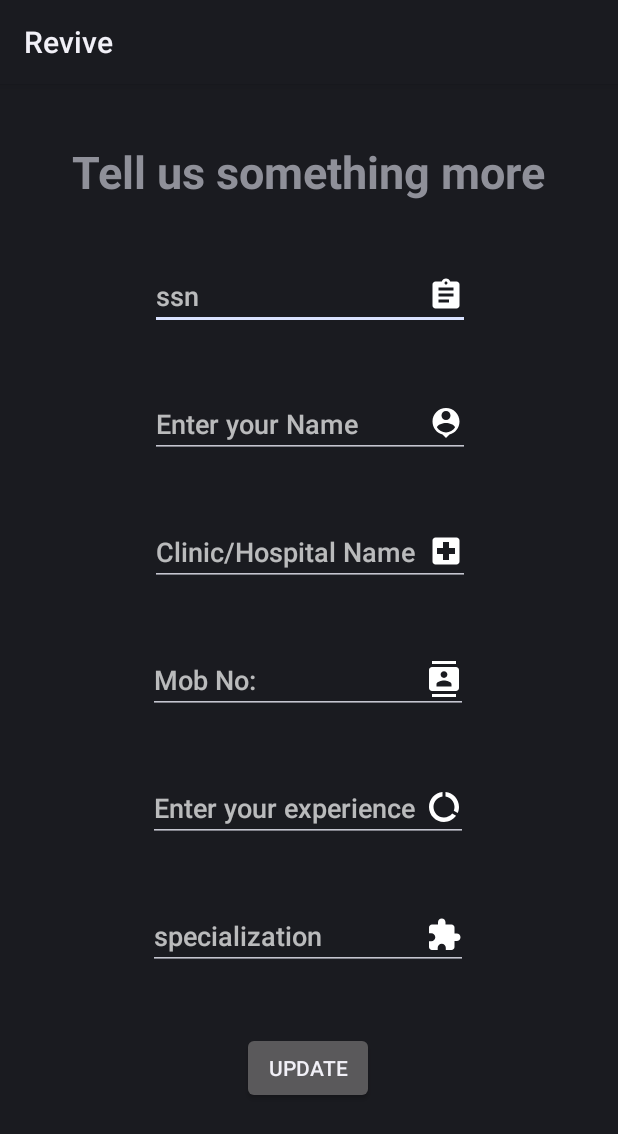
After one commit to vishnujsuresh/revive, an Android app: the layout activity_doc_add.xml on its own in the app's theme, with its tools: preview values and no code run, on a phone screen of 412 x 824 dp. The commit adds this screen. Shown: the top 1134 px of the screen. Run offline under Robolectric (Android 15) with nearby library versions, the phone set to English and light mode, and no system bars.

Commit message:
doc add ui

```diff
--- a/app/src/main/AndroidManifest.xml
+++ b/app/src/main/AndroidManifest.xml
@@ -9,7 +9,7 @@
         android:roundIcon="@mipmap/ic_launcher_round"
         android:supportsRtl="true"
         android:theme="@style/Theme.MyApplication">
-        <activity android:name=".docUpdate"></activity>
+        <activity android:name=".DocAdd"></activity>
         <activity android:name=".docSignup" />
         <activity android:name=".forgot" />
         <activity android:name=".welcome" />
--- /dev/null
+++ b/app/src/main/java/com/example/myapplication/DocAdd.kt
@@ -0,0 +1,11 @@
+package com.example.myapplication
+
+import androidx.appcompat.app.AppCompatActivity
+import android.os.Bundle
+
+class DocAdd : AppCompatActivity() {
+    override fun onCreate(savedInstanceState: Bundle?) {
+        super.onCreate(savedInstanceState)
+        setContentView(R.layout.activity_doc_add)
+    }
+}
--- a/app/src/main/java/com/example/myapplication/docSignup.kt
+++ b/app/src/main/java/com/example/myapplication/docSignup.kt
@@ -47,7 +47,7 @@ class docSignup : AppCompatActivity() {
                         val uid = user!!.uid
                         mDatabase.child(uid).child("Doc_Signup").setValue(dr_name)
                         Toast.makeText(this, "Hai ${dr_name} you are Successfully Registered", Toast.LENGTH_LONG).show()
-                        //startActivity(Intent(this,docUpdate::class.java))
+                        startActivity(Intent(this,DocAdd::class.java))
                         Toast.makeText(this,"update your profile", Toast.LENGTH_LONG).show()
                         finish()
 
--- /dev/null
+++ b/app/src/main/res/drawable/ic_baseline_local_hospital_24.xml
@@ -0,0 +1,10 @@
+<vector xmlns:android="http://schemas.android.com/apk/res/android"
+    android:width="24dp"
+    android:height="24dp"
+    android:viewportWidth="24"
+    android:viewportHeight="24"
+    android:tint="?attr/colorControlNormal">
+  <path
+      android:fillColor="@android:color/white"
+      android:pathData="M19,3L5,3c-1.1,0 -1.99,0.9 -1.99,2L3,19c0,1.1 0.9,2 2,2h14c1.1,0 2,-0.9 2,-2L21,5c0,-1.1 -0.9,-2 -2,-2zM18,14h-4v4h-4v-4L6,14v-4h4L10,6h4v4h4v4z"/>
+</vector>
--- /dev/null
+++ b/app/src/main/res/layout/activity_doc_add.xml
@@ -0,0 +1,122 @@
+<?xml version="1.0" encoding="utf-8"?>
+<androidx.constraintlayout.widget.ConstraintLayout xmlns:android="http://schemas.android.com/apk/res/android"
+    xmlns:app="http://schemas.android.com/apk/res-auto"
+    xmlns:tools="http://schemas.android.com/tools"
+    android:layout_width="match_parent"
+    android:layout_height="match_parent"
+    android:layout_gravity="center"
+    tools:context=".DocAdd">
+
+    <TextView
+        android:id="@+id/dr_add_tv"
+        android:layout_width="wrap_content"
+        android:layout_height="wrap_content"
+        android:text="Tell us something more"
+        android:textStyle="bold"
+        android:textSize="30sp"
+        app:layout_constraintBottom_toBottomOf="parent"
+        app:layout_constraintEnd_toEndOf="parent"
+        app:layout_constraintHorizontal_bias="0.494"
+        app:layout_constraintStart_toStartOf="parent"
+        app:layout_constraintTop_toTopOf="parent"
+        app:layout_constraintVertical_bias="0.052" />
+
+    <EditText
+        android:id="@+id/dr_aname"
+        android:layout_width="wrap_content"
+        android:layout_height="wrap_content"
+        android:layout_marginTop="40dp"
+        android:ems="10"
+        android:hint="ssn"
+        android:inputType="number"
+        android:drawableEnd="@drawable/ic_baseline_assignment_24"
+        app:layout_constraintEnd_toEndOf="parent"
+        app:layout_constraintHorizontal_bias="0.502"
+        app:layout_constraintStart_toStartOf="parent"
+        app:layout_constraintTop_toBottomOf="@+id/dr_add_tv" />
+
+    <EditText
+        android:id="@+id/dr_amail"
+        android:layout_width="wrap_content"
+        android:layout_height="wrap_content"
+        android:layout_marginTop="40dp"
+        android:ems="10"
+        android:hint="Enter your Name"
+        android:drawableEnd="@drawable/ic_baseline_person_pin_24"
+        android:inputType="textPersonName"
+        app:layout_constraintEnd_toEndOf="parent"
+        app:layout_constraintHorizontal_bias="0.502"
+        app:layout_constraintStart_toStartOf="parent"
+        app:layout_constraintTop_toBottomOf="@+id/dr_aname" />
+
+    <EditText
+        android:id="@+id/dr_apass"
+        android:layout_width="wrap_content"
+        android:layout_height="wrap_content"
+        android:layout_marginTop="40dp"
+        android:ems="10"
+        android:hint="Clinic/Hospital Name"
+        android:drawableEnd="@drawable/ic_baseline_local_hospital_24"
+        android:inputType="textPersonName"
+        app:layout_constraintEnd_toEndOf="parent"
+        app:layout_constraintHorizontal_bias="0.502"
+        app:layout_constraintStart_toStartOf="parent"
+        app:layout_constraintTop_toBottomOf="@+id/dr_amail" />
+
+    <EditText
+        android:id="@+id/dr_aphn"
+        android:layout_width="wrap_content"
+        android:layout_height="wrap_content"
+        android:layout_marginTop="40dp"
+        android:ems="10"
+        android:hint="Mob No:"
+        android:inputType="phone"
+        android:drawableEnd="@drawable/ic_baseline_contacts_24"
+        app:layout_constraintEnd_toEndOf="parent"
+        app:layout_constraintHorizontal_bias="0.497"
+        app:layout_constraintStart_toStartOf="parent"
+        app:layout_constraintTop_toBottomOf="@+id/dr_apass" />
+
+    <EditText
+        android:id="@+id/dr_aexp"
+        android:layout_width="wrap_content"
+        android:layout_height="wrap_content"
+        android:layout_marginTop="40dp"
+        android:ems="10"
+        android:hint="Enter your experience"
+        android:inputType="number"
+        android:drawableEnd="@drawable/ic_baseline_data_usage_24"
+        app:layout_constraintBottom_toTopOf="@+id/dr_aspec"
+        app:layout_constraintEnd_toEndOf="parent"
+        app:layout_constraintHorizontal_bias="0.497"
+        app:layout_constraintStart_toStartOf="parent"
+        app:layout_constraintTop_toBottomOf="@+id/dr_aphn"
+        app:layout_constraintVertical_bias="0.526" />
+
+    <EditText
+        android:id="@+id/dr_aspec"
+        android:layout_width="wrap_content"
+        android:layout_height="wrap_content"
+        android:layout_marginTop="40dp"
+        android:ems="10"
+        android:hint="specialization"
+        android:inputType="textPersonName"
+        android:drawableEnd="@drawable/ic_baseline_extension_24"
+        app:layout_constraintEnd_toEndOf="parent"
+        app:layout_constraintHorizontal_bias="0.497"
+        app:layout_constraintStart_toStartOf="parent"
+        app:layout_constraintTop_toBottomOf="@+id/dr_aexp" />
+
+    <Button
+        android:id="@+id/dr_add"
+        android:layout_width="wrap_content"
+        android:layout_height="wrap_content"
+        android:layout_marginTop="40dp"
+        android:text="Update"
+        app:layout_constraintBottom_toBottomOf="parent"
+        app:layout_constraintEnd_toEndOf="parent"
+        app:layout_constraintHorizontal_bias="0.498"
+        app:layout_constraintStart_toStartOf="parent"
+        app:layout_constraintTop_toBottomOf="@+id/dr_aspec"
+        app:layout_constraintVertical_bias="0.017" />
+</androidx.constraintlayout.widget.ConstraintLayout>
--- a/app/src/main/res/layout/activity_personaldetailsactivity.xml
+++ b/app/src/main/res/layout/activity_personaldetailsactivity.xml
@@ -40,7 +40,6 @@
         android:ems="10"
         android:hint="SSN or Reg No:"
         android:inputType="number"
-        android:text=""
         android:drawableEnd="@drawable/ic_baseline_assignment_24"
         app:layout_constraintBottom_toBottomOf="parent"
         app:layout_constraintEnd_toEndOf="parent"
```
